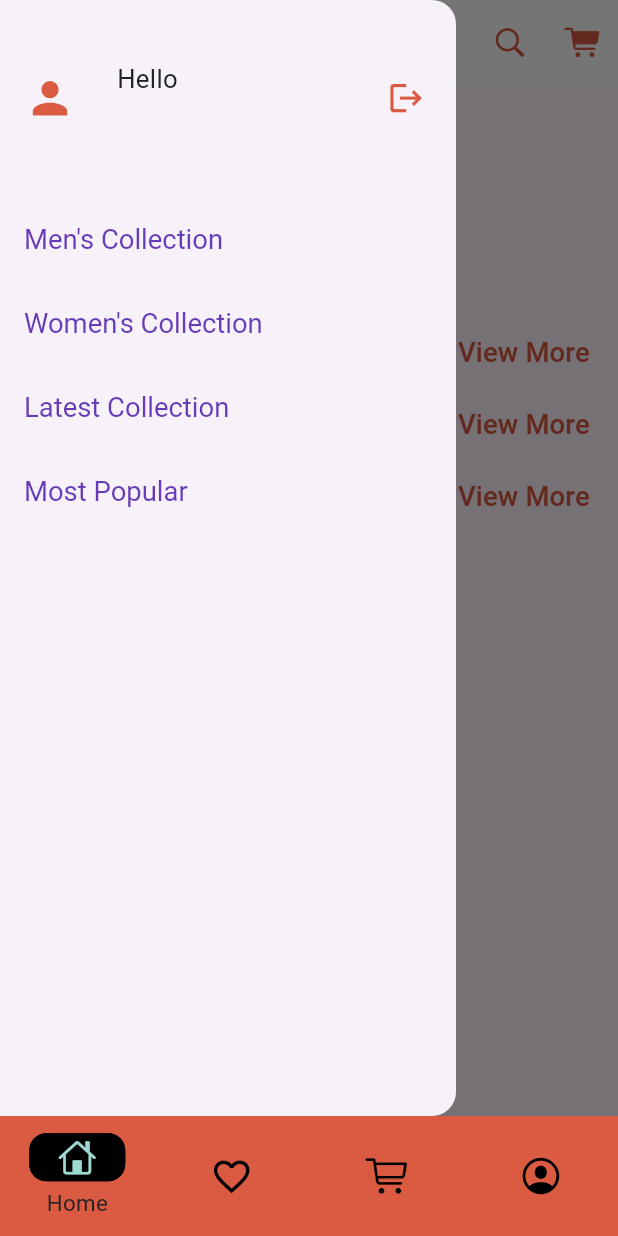
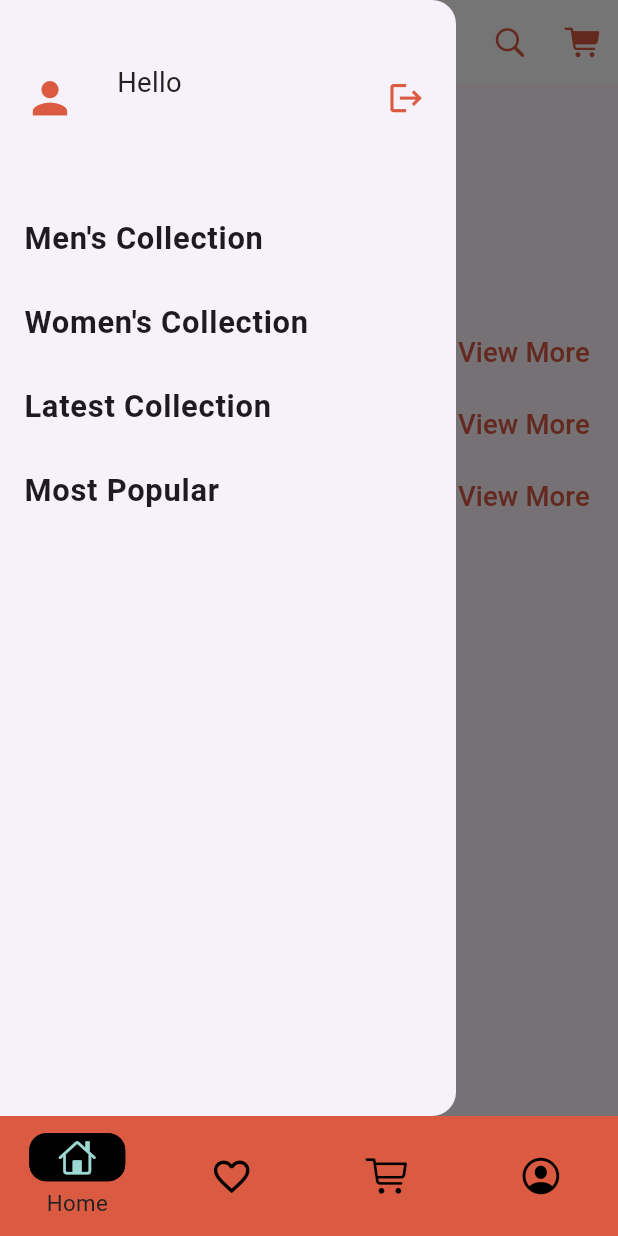
Before and after one commit to NasShihab/nas_xpress, a Flutter app: the screen it shows once a user with an empty profile is signed in, with the side drawer open, on a phone screen of 412 x 824 dp. Run offline on Flutter 3.47's test engine with Material 2 defaults, Android fonts, the phone set to English and light mode, and no system bars; our stand-ins replace cached_network_image, cloud_firestore, firebase_auth, firebase_core, firebase_storage, flutter_screenutil and 5 more; accounts and stored records are empty; network calls fail.

```diff
--- a/lib/screen/dashboard/navigation_drawer/navigation_drawer_view.dart
+++ b/lib/screen/dashboard/navigation_drawer/navigation_drawer_view.dart
@@ -3,7 +3,7 @@ import 'package:firebase_auth/firebase_auth.dart';
 import 'package:flutter/material.dart';
 import 'package:flutter_screenutil/flutter_screenutil.dart';
 import 'package:get/get.dart';
-import 'package:google_fonts/google_fonts.dart';
+import 'package:nas_xpress/core/theme/text_theme.dart';
 import 'package:nas_xpress/screen/dashboard/user_profile/controller/user_profile_picture_controller.dart';
 import 'package:nas_xpress/screen/dashboard/navigation_drawer/latest_collections/latest_collections_page.dart';
 import '../../admin_panel/admin_page.dart';
@@ -25,24 +25,35 @@ class MyNavigationDrawer extends StatelessWidget {
       children: [
         profilePart(context),
         ListTile(
-          title: const Text('Men\'s Collection'),
+          title: Text(
+            'Men\'s Collection',
+            style: bodyLarge(context)?.copyWith(fontWeight: FontWeight.bold),
+          ),
           onTap: () {},
         ),
         ListTile(
-          title: const Text('Women\'s Collection'),
+          title: Text(
+            'Women\'s Collection',
+            style: bodyLarge(context)?.copyWith(fontWeight: FontWeight.bold),
+          ),
           onTap: () {},
         ),
         ListTile(
-          title: const Text('Latest Collection'),
+          title: Text(
+            'Latest Collection',
+            style: bodyLarge(context)?.copyWith(fontWeight: FontWeight.bold),
+          ),
           onTap: () {
             navigationRightToLeftWithFade(
                 pageName: const LatestCollectionsPage());
           },
         ),
         ListTile(
-          title: const Text('Most Popular'),
-          onTap: () {
-          },
+          title: Text(
+            'Most Popular',
+            style: bodyLarge(context)?.copyWith(fontWeight: FontWeight.bold),
+          ),
+          onTap: () {},
         ),
         StreamBuilder<DocumentSnapshot>(
           stream: FirebaseFirestore.instance
@@ -90,12 +101,11 @@ class MyNavigationDrawer extends StatelessWidget {
                   children: [
                     Text(
                       "Hello",
-                      style: GoogleFonts.secularOne(fontSize: 15.sp),
+                      style: bodyMedium(context),
                     ),
                     Text(
                       "${FirebaseAuth.instance.currentUser?.email}",
-                      style: GoogleFonts.secularOne(
-                          fontSize: 15.sp, color: myMaroon),
+                      style: bodySmall(context)?.copyWith(color: myOrange),
                     ),
                   ],
                 ),
```
